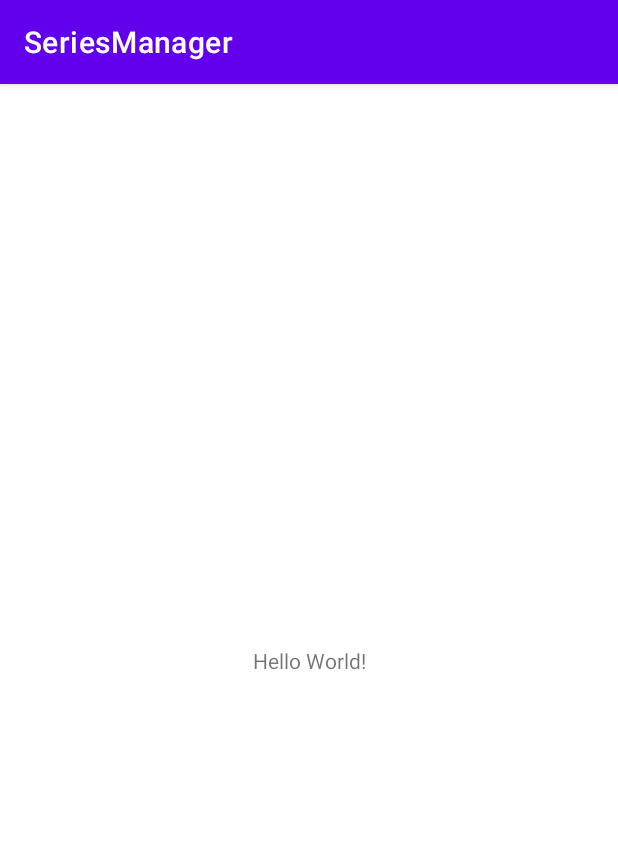
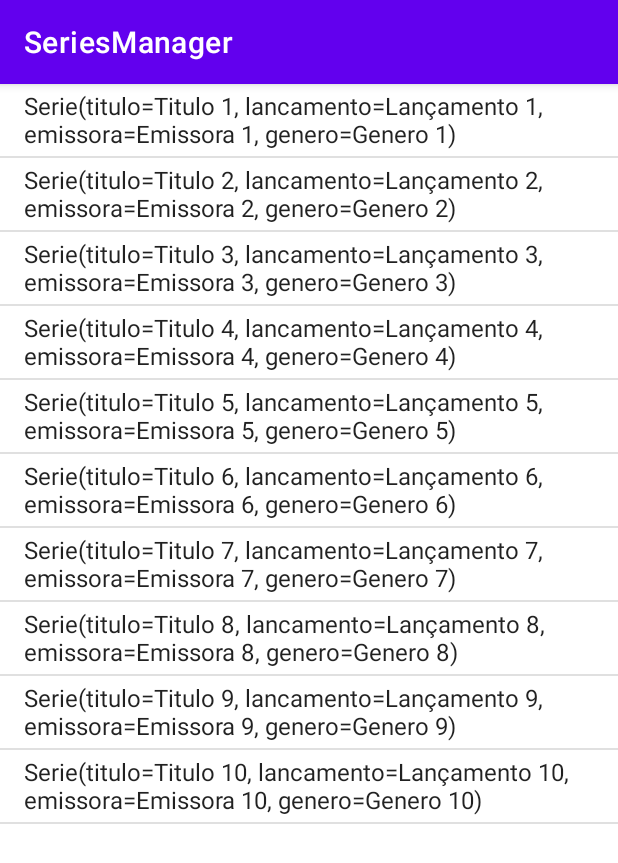
Before and after one commit to Guilherme-tr/SeriesManager, an Android app: the screen it shows after launch (MainActivity), on a phone screen of 412 x 824 dp. Shown: the top 863 px of the screen. Run offline under Robolectric (Android 15) with nearby library versions, the phone set to English and light mode, and no system bars.

Commit message:
criando adpter e seriesList

```diff
--- a/app/build.gradle
+++ b/app/build.gradle
@@ -1,6 +1,7 @@
 plugins {
     id 'com.android.application'
     id 'kotlin-android'
+    id 'kotlin-parcelize'
 }
 
 android {
@@ -29,6 +30,9 @@ android {
     kotlinOptions {
         jvmTarget = '1.8'
     }
+    buildFeatures{
+        viewBinding true
+    }
 }
 
 dependencies {
--- a/app/src/main/java/br/edu/ifsp/scl/ads/pdm/seriesmanager/MainActivity.kt
+++ b/app/src/main/java/br/edu/ifsp/scl/ads/pdm/seriesmanager/MainActivity.kt
@@ -2,10 +2,48 @@ package br.edu.ifsp.scl.ads.pdm.seriesmanager
 
 import androidx.appcompat.app.AppCompatActivity
 import android.os.Bundle
+import android.widget.ArrayAdapter
+import br.edu.ifsp.scl.ads.pdm.seriesmanager.databinding.ActivityMainBinding
+import br.edu.ifsp.scl.ads.pdm.seriesmanager.model.Serie
 
 class MainActivity : AppCompatActivity() {
+    private val activityMainBiding: ActivityMainBinding by lazy{
+        ActivityMainBinding.inflate(layoutInflater)
+    }
+
+    //Data source de series
+    private val seriesList: MutableList<Serie> = mutableListOf()
+
+    //Adapter generico
+    private val seriesAdapter: ArrayAdapter<String>  by lazy {
+        ArrayAdapter<String>(this, android.R.layout.simple_list_item_1, seriesList.run {
+            val seriesStringList = mutableListOf<String>()
+            this.forEach{ serie -> seriesStringList.add(serie.toString()) }
+            seriesStringList
+        })
+    }
+
     override fun onCreate(savedInstanceState: Bundle?) {
         super.onCreate(savedInstanceState)
-        setContentView(R.layout.activity_main)
+        setContentView(activityMainBiding.root)
+
+        //Inicializando lista de series
+        inicializarSeriesList()
+
+        //Associando o adapter ao ListView
+        activityMainBiding.seriesLv.adapter = seriesAdapter
+    }
+
+    private fun inicializarSeriesList(){
+        for (i in 1..10){
+            seriesList.add(
+                Serie(
+                    "Titulo ${i}",
+                    "Lançamento ${i}",
+                    "Emissora ${i}",
+                    "Genero ${i}",
+                )
+            )
+        }
     }
 }
--- /dev/null
+++ b/app/src/main/java/br/edu/ifsp/scl/ads/pdm/seriesmanager/model/Serie.kt
@@ -0,0 +1,12 @@
+package br.edu.ifsp.scl.ads.pdm.seriesmanager.model
+
+import android.os.Parcelable
+import kotlinx.android.parcel.Parcelize
+
+@Parcelize
+data class Serie(
+    val titulo: String,
+    val lancamento: String,
+    val emissora: String,
+    val genero: String
+): Parcelable
--- a/app/src/main/res/layout/activity_main.xml
+++ b/app/src/main/res/layout/activity_main.xml
@@ -1,18 +1,11 @@
 <?xml version="1.0" encoding="utf-8"?>
-<androidx.constraintlayout.widget.ConstraintLayout xmlns:android="http://schemas.android.com/apk/res/android"
+<ListView xmlns:android="http://schemas.android.com/apk/res/android"
     xmlns:app="http://schemas.android.com/apk/res-auto"
     xmlns:tools="http://schemas.android.com/tools"
+    android:id="@+id/seriesLv"
     android:layout_width="match_parent"
     android:layout_height="match_parent"
     tools:context=".MainActivity">
 
-    <TextView
-        android:layout_width="wrap_content"
-        android:layout_height="wrap_content"
-        android:text="Hello World!"
-        app:layout_constraintBottom_toBottomOf="parent"
-        app:layout_constraintLeft_toLeftOf="parent"
-        app:layout_constraintRight_toRightOf="parent"
-        app:layout_constraintTop_toTopOf="parent" />
 
-</androidx.constraintlayout.widget.ConstraintLayout>
+</ListView>
```
